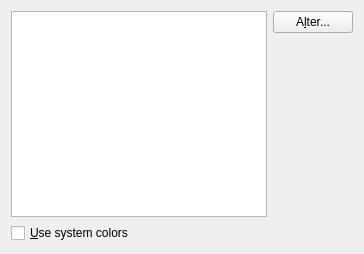
Before: the Qt Designer form src/frontends/qt4/ui/PrefColorsUi.ui in cburschka/lyx, drawn with Qt 5.
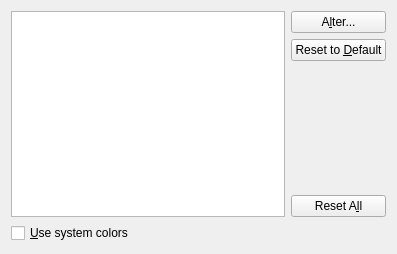
After: the same form once the commit is applied.

Commit message:
Allow to restore default UI colors in prefs
Patch by Daniel Ramöller (racoon), with slight modifications of mine.

Fixes: #10062

with minor adaptations)

Diff of the .ui file:
```diff
--- a/src/frontends/qt4/ui/PrefColorsUi.ui
+++ b/src/frontends/qt4/ui/PrefColorsUi.ui
@@ -5,7 +5,7 @@
    <rect>
     <x>0</x>
     <y>0</y>
-    <width>339</width>
+    <width>397</width>
     <height>254</height>
    </rect>
   </property>
@@ -19,9 +19,19 @@
    <string/>
   </property>
   <layout class="QGridLayout" name="gridLayout_2">
+   <item row="1" column="0">
+    <widget class="QCheckBox" name="syscolorsCB">
+     <property name="toolTip">
+      <string>Use the color scheme of your Operating System/Desktop Environment</string>
+     </property>
+     <property name="text">
+      <string>&amp;Use system colors</string>
+     </property>
+    </widget>
+   </item>
    <item row="0" column="0" colspan="2">
     <layout class="QGridLayout" name="gridLayout">
-     <item row="0" column="0" rowspan="2">
+     <item row="0" column="0" rowspan="5">
       <widget class="QListWidget" name="lyxObjectsLW">
        <property name="sizePolicy">
         <sizepolicy hsizetype="MinimumExpanding" vsizetype="Expanding">
@@ -42,12 +52,35 @@
          <verstretch>0</verstretch>
         </sizepolicy>
        </property>
+       <property name="toolTip">
+        <string>Change the selected color</string>
+       </property>
        <property name="text">
         <string>A&amp;lter...</string>
        </property>
       </widget>
      </item>
      <item row="1" column="1">
+      <widget class="QPushButton" name="colorResetPB">
+       <property name="toolTip">
+        <string>Reset the selected color to its original value</string>
+       </property>
+       <property name="text">
+        <string>Reset to &amp;Default</string>
+       </property>
+      </widget>
+     </item>
+     <item row="4" column="1">
+      <widget class="QPushButton" name="colorResetAllPB">
+       <property name="toolTip">
+        <string>Reset all colors to their original value</string>
+       </property>
+       <property name="text">
+        <string>Reset A&amp;ll</string>
+       </property>
+      </widget>
+     </item>
+     <item row="3" column="1">
       <spacer>
        <property name="orientation">
         <enum>Qt::Vertical</enum>
@@ -62,26 +95,6 @@
      </item>
     </layout>
    </item>
-   <item row="0" column="2">
-    <spacer name="horizontalSpacer_2">
-     <property name="orientation">
-      <enum>Qt::Horizontal</enum>
-     </property>
-     <property name="sizeHint" stdset="0">
-      <size>
-       <width>40</width>
-       <height>20</height>
-      </size>
-     </property>
-    </spacer>
-   </item>
-   <item row="1" column="0">
-    <widget class="QCheckBox" name="syscolorsCB">
-     <property name="text">
-      <string>&amp;Use system colors</string>
-     </property>
-    </widget>
-   </item>
    <item row="1" column="1">
     <spacer name="horizontalSpacer">
      <property name="orientation">
```
Left out of the diff: 1 changed line with no effect on the pictures. The commit also changes 3 other files.
